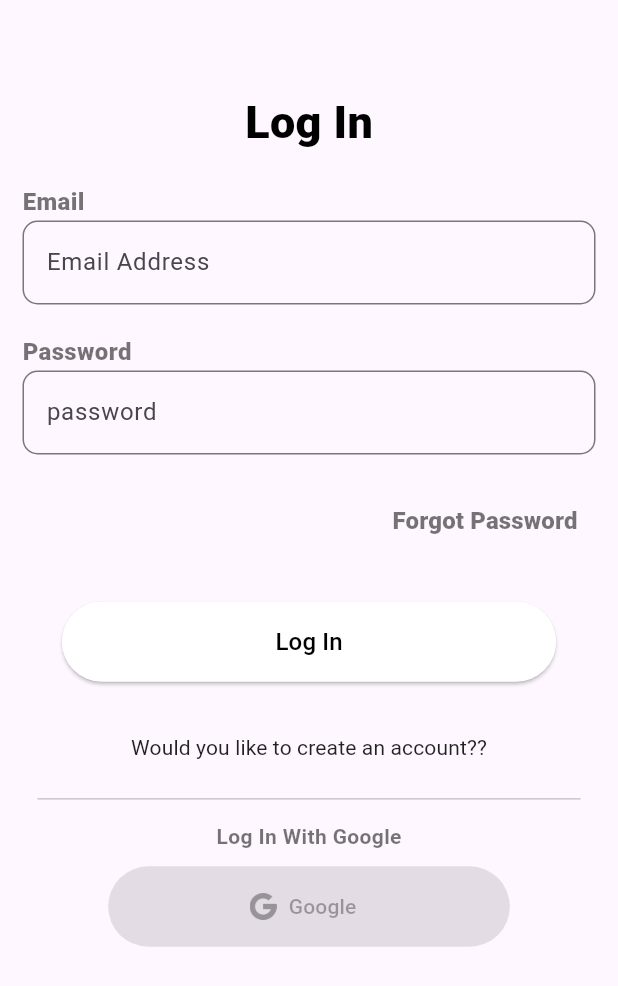
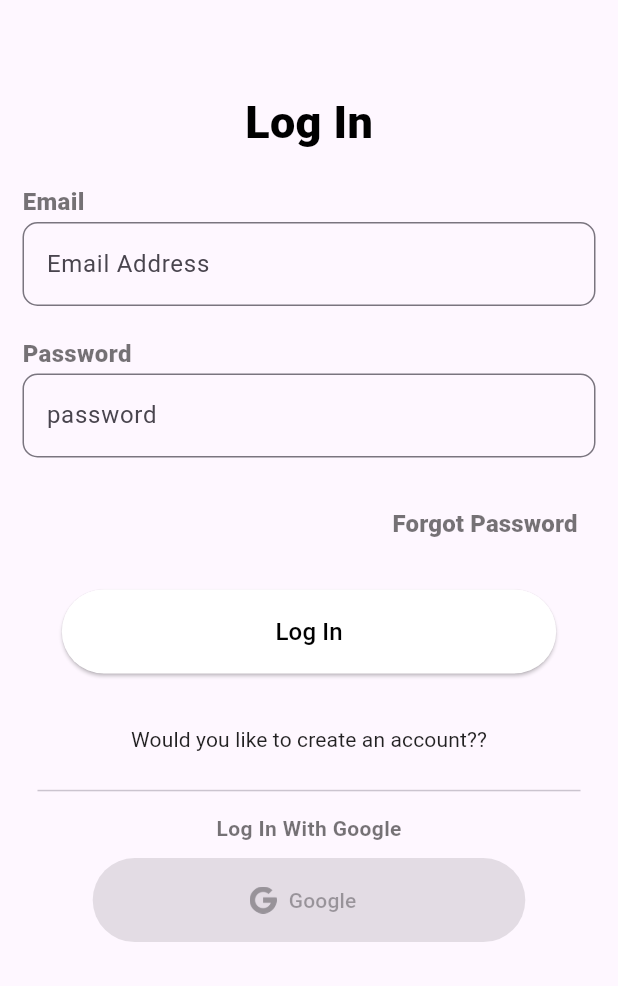
Before and after one commit to Yuta-Matsumoto999/zinjanow, a Flutter app: the screen it shows after launch, after a tap on "Login", on a phone screen of 412 x 824 dp. Shown: the top 986 px of the screen. Run offline on Flutter 3.47's test engine with Material 2 defaults, Android fonts, the phone set to English and light mode, and no system bars; our stand-ins replace supabase_flutter; accounts and stored records are empty.

Commit message:
fix design auth

```diff
--- a/lib/ui/components/googleLoginButton.dart
+++ b/lib/ui/components/googleLoginButton.dart
@@ -15,8 +15,8 @@ class GoogleLoginButton extends StatelessWidget {
       margin: const EdgeInsets.only(top: 10),
       child: Center(
         child: SizedBox(
-          width: size.width * 0.65,
-          height: size.height * 0.065,
+          width: size.width * 0.7,
+          height: size.height * 0.068,
           child: ElevatedButton.icon(
             icon: const ImageIcon(
               AssetImage("images/google-icon-2048x2048-czn3g8x8.png")
--- a/lib/ui/components/outlineTextForm.dart
+++ b/lib/ui/components/outlineTextForm.dart
@@ -21,7 +21,7 @@ class _OutlineTextFormState extends State<OutlineTextForm> {
       crossAxisAlignment: CrossAxisAlignment.start,
       children: [
         Container(
-          margin: const EdgeInsets.only(bottom: 1),
+          margin: const EdgeInsets.only(bottom: 2),
           child: Text(widget.label, style: const TextStyle(
               color: Colors.black54,
               fontWeight: FontWeight.w800,
--- a/lib/ui/components/roundedButton.dart
+++ b/lib/ui/components/roundedButton.dart
@@ -24,7 +24,7 @@ class RoundedButton extends StatelessWidget {
       child: Center(
         child: SizedBox(
           width: size.width * 0.8,
-          height: size.height * 0.065,
+          height: size.height * 0.068,
           child: ElevatedButton(
             style: ElevatedButton.styleFrom(
               backgroundColor: Color(color),
--- a/lib/ui/pages/auth/login.dart
+++ b/lib/ui/pages/auth/login.dart
@@ -73,7 +73,7 @@ class _LoginState extends State<Login> {
                         )
                       ),
                       Container(
-                        margin: const EdgeInsets.only(top: 20),
+                        margin: const EdgeInsets.only(top: 10),
                         child: RoundedButton(title: "Log In", color: 0xFFFFFFFF, marginTop: 0, marginBottom: 15, onPressedCallBack: () => {
                           Navigator.push(
                             context,
```
